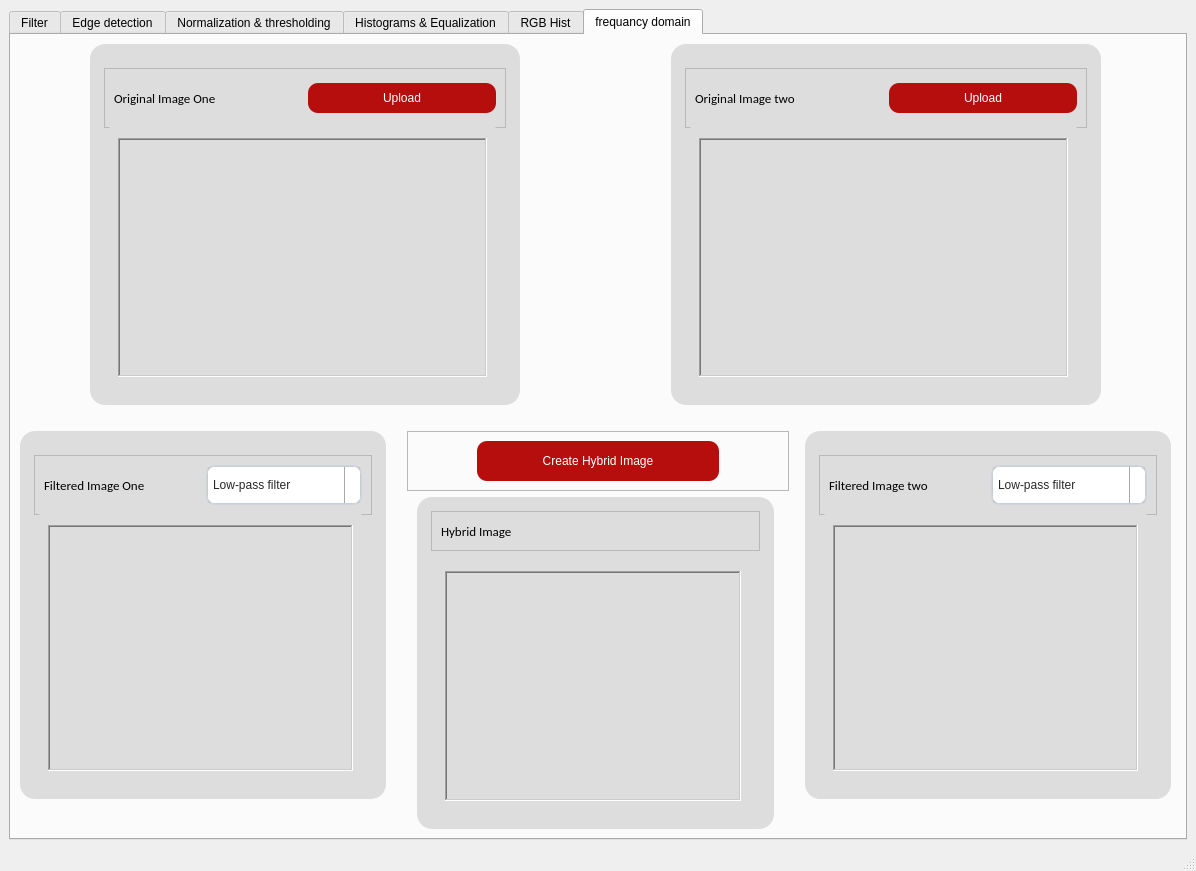
This is task1.ui in Mohamed-hazem-mahrous/computer_vision_toolkit as Qt 5 draws it before an edit. The edited form follows.
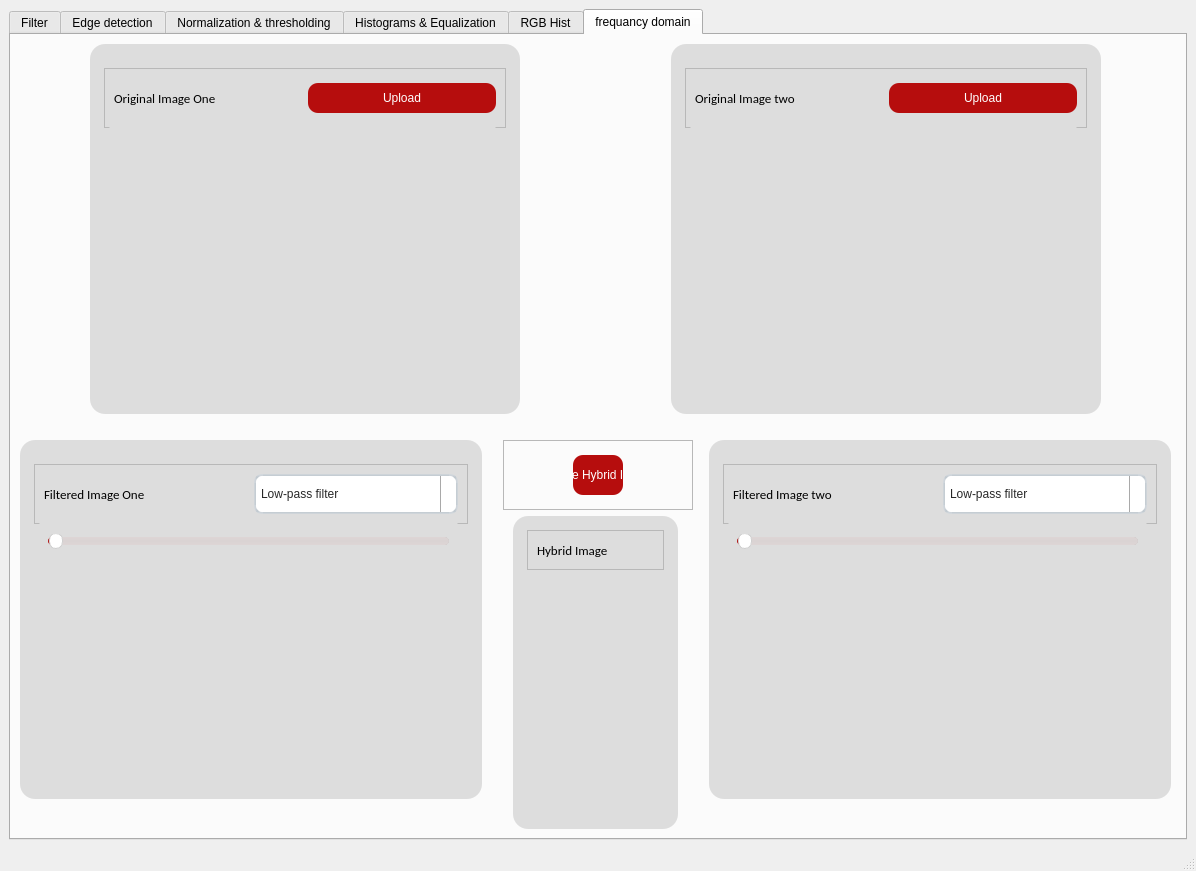
This is the edited form. The open tabs and pages were chosen to show the change. Icons and pictures are not drawn. Custom widgets are drawn as their Qt base class.

Diff of the .ui file:
```diff
--- a/task1.ui
+++ b/task1.ui
@@ -739,7 +739,7 @@
                    </property>
                    <layout class="QVBoxLayout" name="verticalLayout_17">
                     <item>
-                     <widget class="PlotWidget" name="original_img_1" native="true"/>
+                     <widget class="PlotWidget" name="original_image_1" native="true"/>
                     </item>
                    </layout>
                   </widget>
@@ -1229,7 +1229,7 @@
                    </property>
                    <layout class="QVBoxLayout" name="verticalLayout_21">
                     <item>
-                     <widget class="PlotWidget" name="original_img_2" native="true"/>
+                     <widget class="PlotWidget" name="original_image_2" native="true"/>
                     </item>
                    </layout>
                   </widget>
@@ -3011,32 +3011,7 @@
                        </property>
                        <layout class="QGridLayout" name="gridLayout_65">
                         <item row="0" column="0">
-                         <widget class="QLabel" name="original_image_1">
-                          <property name="minimumSize">
-                           <size>
-                            <width>300</width>
-                            <height>0</height>
-                           </size>
-                          </property>
-                          <property name="maximumSize">
-                           <size>
-                            <width>450</width>
-                            <height>16777215</height>
-                           </size>
-                          </property>
-                          <property name="frameShape">
-                           <enum>QFrame::WinPanel</enum>
-                          </property>
-                          <property name="frameShadow">
-                           <enum>QFrame::Sunken</enum>
-                          </property>
-                          <property name="text">
-                           <string/>
-                          </property>
-                          <property name="scaledContents">
-                           <bool>true</bool>
-                          </property>
-                         </widget>
+                         <widget class="PlotWidget" name="original_hybrid_image_1" native="true"/>
                         </item>
                        </layout>
                       </widget>
@@ -3201,32 +3176,7 @@
                        </property>
                        <layout class="QGridLayout" name="gridLayout_58">
                         <item row="0" column="0">
-                         <widget class="QLabel" name="original_image_2">
-                          <property name="minimumSize">
-                           <size>
-                            <width>300</width>
-                            <height>0</height>
-                           </size>
-                          </property>
-                          <property name="maximumSize">
-                           <size>
-                            <width>450</width>
-                            <height>16777215</height>
-                           </size>
-                          </property>
-                          <property name="frameShape">
-                           <enum>QFrame::WinPanel</enum>
-                          </property>
-                          <property name="frameShadow">
-                           <enum>QFrame::Sunken</enum>
-                          </property>
-                          <property name="text">
-                           <string/>
-                          </property>
-                          <property name="scaledContents">
-                           <bool>true</bool>
-                          </property>
-                         </widget>
+                         <widget class="PlotWidget" name="original_hybrid_image_2" native="true"/>
                         </item>
                        </layout>
                       </widget>
@@ -3432,31 +3382,56 @@
                         <string/>
                        </property>
                        <layout class="QGridLayout" name="gridLayout_68">
-                        <item row="0" column="0">
-                         <widget class="QLabel" name="filtered_image_1">
-                          <property name="minimumSize">
-                           <size>
-                            <width>300</width>
-                            <height>0</height>
-                           </size>
+                        <item row="1" column="1">
+                         <widget class="PlotWidget" name="filtered_hybrid_image_1" native="true"/>
+                        </item>
+                        <item row="0" column="1">
+                         <widget class="QSlider" name="hybrid_filter_slider_1">
+                          <property name="styleSheet">
+                           <string notr="true">QSlider::groove {
+    border: 1px solid #bbbbbb;
+    background-color: #52595d;
+    border-radius: 4px;
+}
+QSlider::groove:horizontal {
+    height: 6px;
+}
+QSlider::groove:vertical {
+    width: 6px;
+}
+QSlider::handle:horizontal {
+    background: #ffffff;
+    border-style: solid;
+    border-width: 1px;
+    border-color: rgb(207,207,207);
+    width: 12px;
+    margin: -5px 0;
+    border-radius: 7px;
+}
+QSlider::handle:vertical {
+    background: #ffffff;
+    border-style: solid;
+    border-width: 1px;
+    border-color: rgb(207,207,207);
+    height: 12px;
+    margin: 0 -5px;
+    border-radius: 7px;
+}
+QSlider::add-page, QSlider::sub-page {
+    border: 1px transparent;
+    background-color: #52595d;
+    border-radius: 4px;
+}
+QSlider::add-page:horizontal {
+    background: qlineargradient(spread:pad, x1:0, y1:0, x2:0, y2:1, stop:0 #ddd5d5, stop:0.5 #dad3d3, stop:1 #ddd5d5);
+}
+QSlider::sub-page:horizontal {
+    background-color: qlineargradient(spread:pad, x1:0, y1:0, x2:1, y2:0, stop:0  rgb(182, 13, 13), stop:0.5  rgb(182, 13, 13), stop:1  rgb(182, 13, 13));
+}
+</string>
                           </property>
-                          <property name="maximumSize">
-                           <size>
-                            <width>450</width>
-                            <height>16777215</height>
-                           </size>
-                          </property>
-                          <property name="frameShape">
-                           <enum>QFrame::WinPanel</enum>
-                          </property>
-                          <property name="frameShadow">
-                           <enum>QFrame::Sunken</enum>
-                          </property>
-                          <property name="text">
-                           <string/>
-                          </property>
-                          <property name="scaledContents">
-                           <bool>true</bool>
+                          <property name="orientation">
+                           <enum>Qt::Horizontal</enum>
                           </property>
                          </widget>
                         </item>
@@ -3642,33 +3617,8 @@
                           <string/>
                          </property>
                          <layout class="QGridLayout" name="gridLayout_74">
-                          <item row="0" column="0">
-                           <widget class="QLabel" name="hybrid_image">
-                            <property name="minimumSize">
-                             <size>
-                              <width>250</width>
-                              <height>230</height>
-                             </size>
-                            </property>
-                            <property name="maximumSize">
-                             <size>
-                              <width>450</width>
-                              <height>16777215</height>
-                             </size>
-                            </property>
-                            <property name="frameShape">
-                             <enum>QFrame::WinPanel</enum>
-                            </property>
-                            <property name="frameShadow">
-                             <enum>QFrame::Sunken</enum>
-                            </property>
-                            <property name="text">
-                             <string/>
-                            </property>
-                            <property name="scaledContents">
-                             <bool>true</bool>
-                            </property>
-                           </widget>
+                          <item row="0" column="1">
+                           <widget class="PlotWidget" name="filtered_hybrid_image_3" native="true"/>
                           </item>
                          </layout>
                         </widget>
@@ -3869,31 +3819,56 @@
                         <string/>
                        </property>
                        <layout class="QGridLayout" name="gridLayout_70">
+                        <item row="1" column="0">
+                         <widget class="PlotWidget" name="filtered_hybrid_image_2" native="true"/>
+                        </item>
                         <item row="0" column="0">
-                         <widget class="QLabel" name="filtered_image_2">
-                          <property name="minimumSize">
-                           <size>
-                            <width>300</width>
-                            <height>0</height>
-                           </size>
+                         <widget class="QSlider" name="hybrid_filter_slider_2">
+                          <property name="styleSheet">
+                           <string notr="true">QSlider::groove {
+    border: 1px solid #bbbbbb;
+    background-color: #52595d;
+    border-radius: 4px;
+}
+QSlider::groove:horizontal {
+    height: 6px;
+}
+QSlider::groove:vertical {
+    width: 6px;
+}
+QSlider::handle:horizontal {
+    background: #ffffff;
+    border-style: solid;
+    border-width: 1px;
+    border-color: rgb(207,207,207);
+    width: 12px;
+    margin: -5px 0;
+    border-radius: 7px;
+}
+QSlider::handle:vertical {
+    background: #ffffff;
+    border-style: solid;
+    border-width: 1px;
+    border-color: rgb(207,207,207);
+    height: 12px;
+    margin: 0 -5px;
+    border-radius: 7px;
+}
+QSlider::add-page, QSlider::sub-page {
+    border: 1px transparent;
+    background-color: #52595d;
+    border-radius: 4px;
+}
+QSlider::add-page:horizontal {
+    background: qlineargradient(spread:pad, x1:0, y1:0, x2:0, y2:1, stop:0 #ddd5d5, stop:0.5 #dad3d3, stop:1 #ddd5d5);
+}
+QSlider::sub-page:horizontal {
+    background-color: qlineargradient(spread:pad, x1:0, y1:0, x2:1, y2:0, stop:0  rgb(182, 13, 13), stop:0.5  rgb(182, 13, 13), stop:1  rgb(182, 13, 13));
+}
+</string>
                           </property>
-                          <property name="maximumSize">
-                           <size>
-                            <width>450</width>
-                            <height>16777215</height>
-                           </size>
-                          </property>
-                          <property name="frameShape">
-                           <enum>QFrame::WinPanel</enum>
-                          </property>
-                          <property name="frameShadow">
-                           <enum>QFrame::Sunken</enum>
-                          </property>
-                          <property name="text">
-                           <string/>
-                          </property>
-                          <property name="scaledContents">
-                           <bool>true</bool>
+                          <property name="orientation">
+                           <enum>Qt::Horizontal</enum>
                           </property>
                          </widget>
                         </item>
```
Left out of the diff: 48 changed lines with no effect on the pictures.
